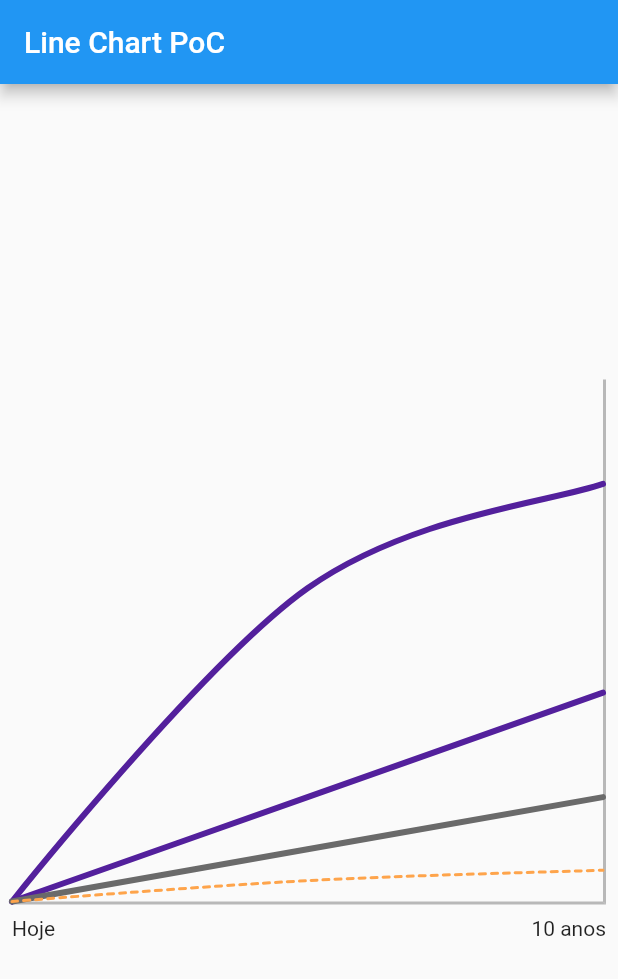
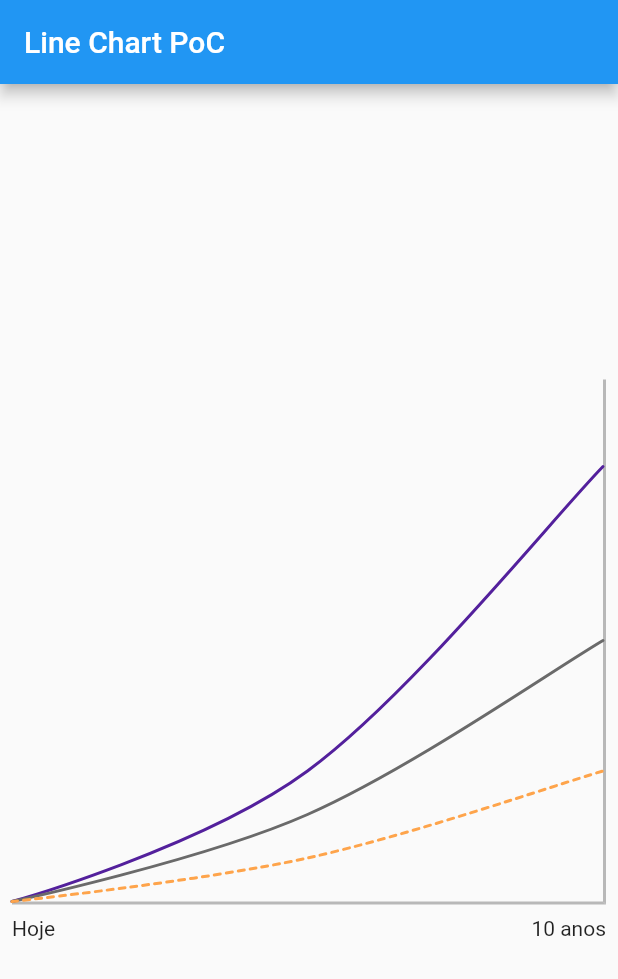
Before and after one commit to BelfDev/chart-poc, a Flutter app: the screen it shows after launch, on a phone screen of 412 x 824 dp. Shown: the top 979 px of the screen. Run offline on Flutter 3.47's test engine with Material 2 defaults, Android fonts, the light colour scheme and no system bars; drawn by our look-alikes of fl_chart.

Commit message:
Reproduce target use case

```diff
--- a/lib/widgets/poc_line_chart.dart
+++ b/lib/widgets/poc_line_chart.dart
@@ -22,7 +22,7 @@ class POCLineChart extends StatelessWidget {
         gridData: FlGridData(
           show: false,
         ),
-        lineBarsData: resolveDataGroupA(
+        lineBarsData: resolveDataGroup(
           [
             const Color(0xFF53209C),
             const Color(0xFF6A6A6A),
@@ -32,13 +32,13 @@ class POCLineChart extends StatelessWidget {
         betweenBarsData: [
           BetweenBarsData(
             fromIndex: 0,
-            toIndex: 5,
-            color: const Color(0xFFFEA44B),
+            toIndex: 6,
+            color: const Color(0xFFEAD8F9),
           ),
           BetweenBarsData(
             fromIndex: 3,
-            toIndex: 4,
-            color: const Color(0xFF53209C),
+            toIndex: 5,
+            color: const Color(0xFFE1E1E1),
           ),
         ],
       ),
--- a/lib/widgets/poc_line_chart_bar_data.dart
+++ b/lib/widgets/poc_line_chart_bar_data.dart
@@ -1,122 +1,91 @@
 import 'package:fl_chart/fl_chart.dart';
 import 'package:flutter/material.dart';
 
-List<LineChartBarData> resolveDataGroupA(List<Color> lineColors) {
+List<LineChartBarData> resolveDataGroup(List<Color> lineColors) {
   return <LineChartBarData>[
-    // SET 1
+    // SET 1 (Probably Purple)
     LineChartBarData(
       show: false,
       isCurved: true,
       dotData: FlDotData(show: false),
+      barWidth: 2,
       spots: const [
         FlSpot(0, 0),
-        FlSpot(5, 45),
-        FlSpot(10, 50),
+        FlSpot(5, 4),
+        FlSpot(10, 12),
       ],
     ),
     LineChartBarData(
       isCurved: true,
       color: lineColors[0],
-      barWidth: 4,
+      barWidth: 2,
       isStrokeCapRound: true,
       dotData: FlDotData(show: false),
       spots: const [
         FlSpot(0, 0),
-        FlSpot(5, 30),
-        FlSpot(10, 40),
+        FlSpot(5, 3),
+        FlSpot(10, 10),
+      ],
+    ),
+    LineChartBarData(
+      show: false,
+      barWidth: 2,
+      isCurved: true,
+      dotData: FlDotData(show: false),
+      spots: const [
+        FlSpot(0, 0),
+        FlSpot(5, 6),
+        FlSpot(10, 8),
+      ],
+    ),
+    // SET 2 (Probably Gray)
+    LineChartBarData(
+      show: false,
+      isCurved: true,
+      barWidth: 2,
+      isStrokeCapRound: true,
+      dotData: FlDotData(show: false),
+      spots: const [
+        FlSpot(0, 0),
+        FlSpot(5, 3),
+        FlSpot(10, 8),
+      ],
+    ),
+    LineChartBarData(
+      isCurved: true,
+      color: lineColors[1],
+      barWidth: 2,
+      isStrokeCapRound: true,
+      dotData: FlDotData(show: false),
+      spots: const [
+        FlSpot(0, 0),
+        FlSpot(5, 2),
+        FlSpot(10, 6),
       ],
     ),
     LineChartBarData(
       show: false,
       isCurved: true,
-      dotData: FlDotData(show: false),
-      spots: const [
-        FlSpot(0, 0),
-        FlSpot(5, 25),
-        FlSpot(10, 35),
-      ],
-    ),
-    // SET 2
-    LineChartBarData(
-      isCurved: true,
-      color: lineColors[0],
-      barWidth: 4,
+      barWidth: 2,
       isStrokeCapRound: true,
       dotData: FlDotData(show: false),
       spots: const [
         FlSpot(0, 0),
-        FlSpot(5, 10),
-        FlSpot(10, 20),
+        FlSpot(5, 1.5),
+        FlSpot(10, 4),
       ],
     ),
-    LineChartBarData(
-      isCurved: true,
-      color: lineColors[1],
-      barWidth: 4,
-      isStrokeCapRound: true,
-      dotData: FlDotData(show: false),
-      // aboveBarData: BarAreaData(
-      //   show: true,
-      //   color: const Color(0x33aa4cfc),
-      // ),
-      belowBarData: BarAreaData(
-        show: false,
-        color: const Color(0x33aa4cfc),
-        // applyCutOffY: true,
-        // cutOffY: 3,
-      ),
-
-      spots: const [
-        FlSpot(0, 0),
-        FlSpot(5, 5),
-        FlSpot(10, 10),
-      ],
-    ),
+    // Last line
     LineChartBarData(
       isCurved: true,
       color: lineColors[2],
       barWidth: 2,
       isStrokeCapRound: true,
       dotData: FlDotData(show: false),
-      // preventCurveOverShooting: true,
-      // preventCurveOvershootingThreshold: 5,
-      aboveBarData: BarAreaData(
-        show: false,
-        color: lineColors[2],
-        // applyCutOffY: true,
-        // cutOffY: 3,
-      ),
-      belowBarData: BarAreaData(
-        show: false,
-        color: Colors.white,
-        // gradient: LinearGradient(
-        //   colors: [
-        //     lineColors[2].withOpacity(0.5),
-        //     lineColors[2].withOpacity(0),
-        //   ],
-        //   stops: const [0.5, 1.0],
-        //   begin: Alignment.topCenter,
-        //   end: Alignment.bottomCenter,
-        // ),
-        // spotsLine: BarAreaSpotsLine(
-        //   show: false,
-        //   flLineStyle: FlLine(
-        //     color: lineColors[2],
-        //     strokeWidth: 2,
-        //   ),
-        //   checkToShowSpotLine: (spot) {
-        //     if (spot.x == 0 || spot.x == 6) {
-        //       return false;
-        //     }
-        //
-        //     return true;
-        //   },
-        // ),
-      ),
       dashArray: [4, 4],
       spots: const [
         FlSpot(0, 0),
-        FlSpot(5, 2),
+        FlSpot(5, 1),
         FlSpot(10, 3),
       ],
     ),
```
